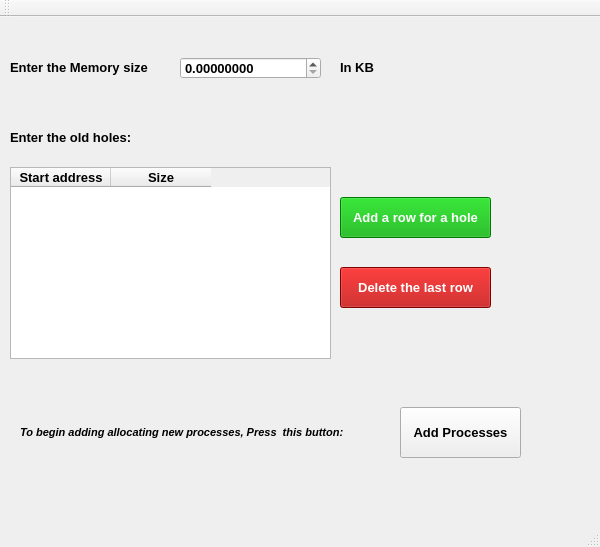
Qt form window1.ui (Salmasherif33/Memory-Allocation-using-Segmentation) before a commit.
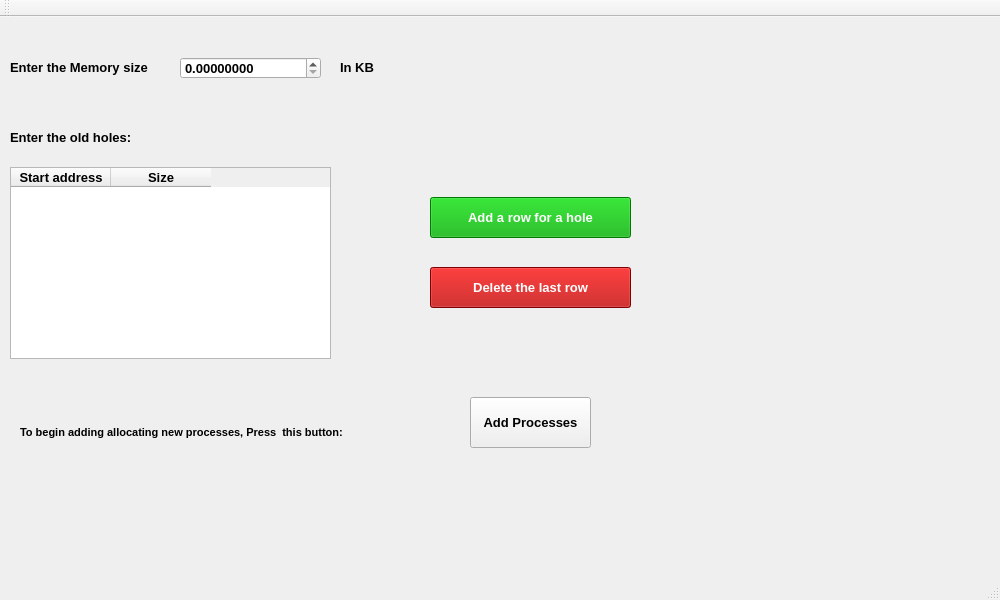
The same form after that commit.

Commit message: edit the style of window1

```diff
--- a/window1.ui
+++ b/window1.ui
@@ -6,8 +6,8 @@
    <rect>
     <x>0</x>
     <y>0</y>
-    <width>600</width>
-    <height>547</height>
+    <width>1000</width>
+    <height>600</height>
    </rect>
   </property>
   <property name="sizePolicy">
@@ -18,13 +18,13 @@
   </property>
   <property name="minimumSize">
    <size>
-    <width>600</width>
-    <height>500</height>
+    <width>100</width>
+    <height>600</height>
    </size>
   </property>
   <property name="maximumSize">
    <size>
-    <width>600</width>
+    <width>1000</width>
     <height>600</height>
    </size>
   </property>
@@ -129,9 +129,9 @@
    <widget class="QPushButton" name="add_hole_pushButton">
     <property name="geometry">
      <rect>
-      <x>340</x>
+      <x>430</x>
       <y>180</y>
-      <width>151</width>
+      <width>201</width>
       <height>41</height>
      </rect>
     </property>
@@ -146,9 +146,9 @@
    <widget class="QPushButton" name="delete_hole_pushButton">
     <property name="geometry">
      <rect>
-      <x>340</x>
+      <x>430</x>
       <y>250</y>
-      <width>151</width>
+      <width>201</width>
       <height>41</height>
      </rect>
     </property>
@@ -165,7 +165,7 @@
      <rect>
       <x>340</x>
       <y>40</y>
-      <width>41</width>
+      <width>91</width>
       <height>21</height>
      </rect>
     </property>
@@ -211,8 +211,8 @@
    <widget class="QPushButton" name="add_old_processes_pushButton">
     <property name="geometry">
      <rect>
-      <x>400</x>
-      <y>390</y>
+      <x>470</x>
+      <y>380</y>
       <width>121</width>
       <height>51</height>
      </rect>
@@ -226,7 +226,7 @@
      <rect>
       <x>20</x>
       <y>380</y>
-      <width>421</width>
+      <width>351</width>
       <height>71</height>
      </rect>
     </property>
@@ -240,7 +240,7 @@
      <font>
       <pointsize>8</pointsize>
       <weight>75</weight>
-      <italic>true</italic>
+      <italic>false</italic>
       <bold>true</bold>
       <underline>false</underline>
       <strikeout>false</strikeout>
```
Left out of the diff: 2 changed lines with no effect on the pictures. The commit also changes 2 other files.
